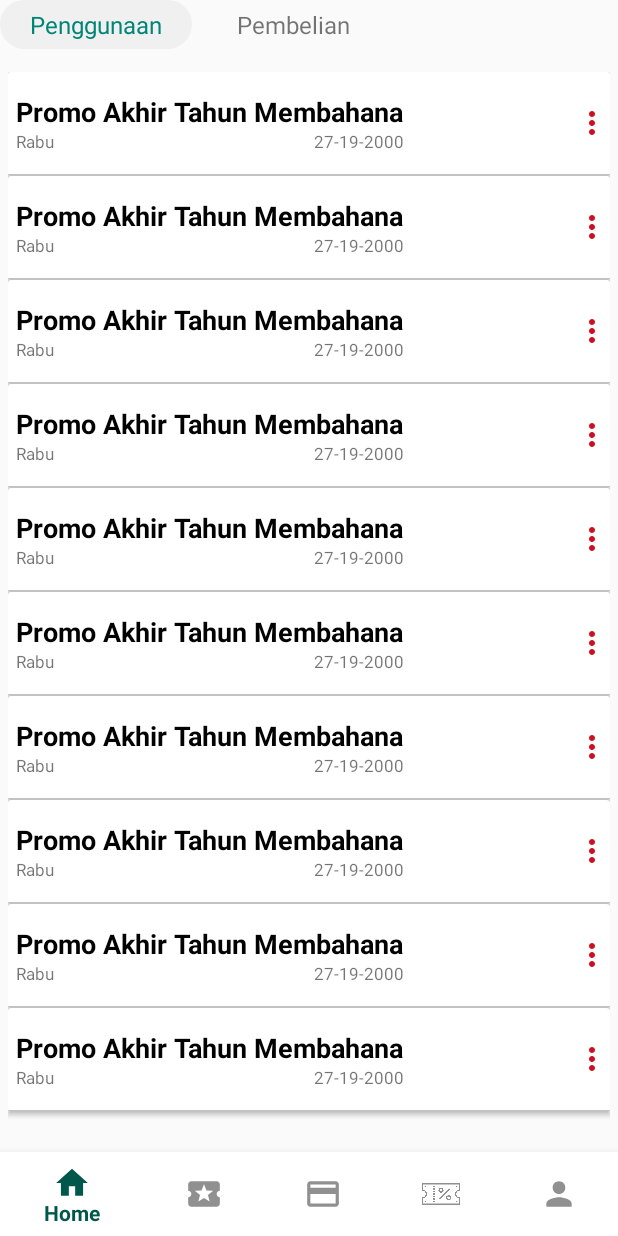
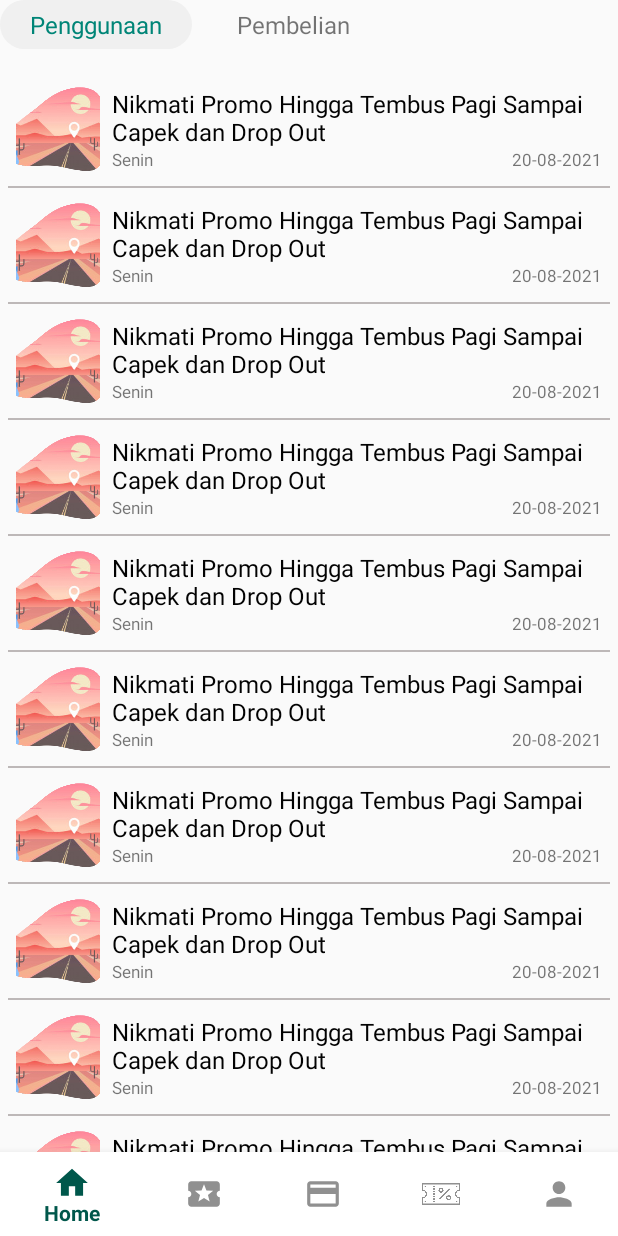
Before and after one commit to AngkutApps/AngkutAppsPenumpang, an Android app: the fragment RiwayatVoucherFragment placed in its activity, on a phone screen of 412 x 824 dp. Run offline under Robolectric (Android 15) with nearby library versions, the phone set to English and light mode, and no system bars; our stand-ins replace CircleImageView.

Commit message:
Promo Redesign

```diff
--- a/app/src/main/java/id/co/myproject/angkutapps_penumpang/adapter/PagerLoginAdapter.java
+++ b/app/src/main/java/id/co/myproject/angkutapps_penumpang/adapter/PagerLoginAdapter.java
@@ -7,7 +7,6 @@ import android.view.ViewGroup;
 import android.widget.ImageView;
 import android.widget.TextView;
 
-import androidx.annotation.NonNull;
 import androidx.viewpager.widget.PagerAdapter;
 
 import id.co.myproject.angkutapps_penumpang.R;
--- a/app/src/main/java/id/co/myproject/angkutapps_penumpang/adapter/rvListMenuProfilAdapter.java
+++ b/app/src/main/java/id/co/myproject/angkutapps_penumpang/adapter/rvListMenuProfilAdapter.java
@@ -5,9 +5,6 @@ import android.view.LayoutInflater;
 import android.view.View;
 import android.view.ViewGroup;
 import android.widget.TextView;
-import android.widget.Toast;
-
-import androidx.annotation.NonNull;
 import androidx.cardview.widget.CardView;
 import androidx.recyclerview.widget.RecyclerView;
 import id.co.myproject.angkutapps_penumpang.R;
--- a/app/src/main/java/id/co/myproject/angkutapps_penumpang/adapter/rvPenggunaanPromoAdapter.java
+++ b/app/src/main/java/id/co/myproject/angkutapps_penumpang/adapter/rvPenggunaanPromoAdapter.java
@@ -4,24 +4,19 @@ import android.content.Context;
 import android.view.LayoutInflater;
 import android.view.View;
 import android.view.ViewGroup;
-import android.widget.TextView;
-
-import androidx.annotation.NonNull;
 import androidx.cardview.widget.CardView;
 import androidx.recyclerview.widget.RecyclerView;
 
 import java.util.ArrayList;
 
 import id.co.myproject.angkutapps_penumpang.R;
-import id.co.myproject.angkutapps_penumpang.model.LoadViewRiwayat;
-import id.co.myproject.angkutapps_penumpang.model.*;
 
 public class rvPenggunaanPromoAdapter extends RecyclerView.Adapter<rvPenggunaanPromoAdapter.ViewHolder> {
 
     private Context context;
-    private ArrayList<loadViewPenggunaanPromo> loadViewPenggunaan;
+    private ArrayList<Integer> loadViewPenggunaan;
 
-    public rvPenggunaanPromoAdapter(Context context, ArrayList<loadViewPenggunaanPromo> loadViewPenggunaan) {
+    public rvPenggunaanPromoAdapter(Context context, ArrayList<Integer> loadViewPenggunaan) {
         this.context = context;
         this.loadViewPenggunaan = loadViewPenggunaan;
     }
@@ -34,9 +29,7 @@ public class rvPenggunaanPromoAdapter extends RecyclerView.Adapter<rvPenggunaanP
 
     @Override
     public void onBindViewHolder(rvPenggunaanPromoAdapter.ViewHolder holder, int position) {
-        holder.tvNamaPromo.setText(loadViewPenggunaan.get(position).getTvNamaPromo());
-        holder.tvHariPromo.setText(loadViewPenggunaan.get(position).getTvHariPromo());
-        holder.tvTanggalPromo.setText(loadViewPenggunaan.get(position).getTvTanggalPromo());
+
         holder.cvPenggunaanPromo.setOnClickListener(new View.OnClickListener() {
             @Override
             public void onClick(View v) {
@@ -52,16 +45,12 @@ public class rvPenggunaanPromoAdapter extends RecyclerView.Adapter<rvPenggunaanP
 
     public class ViewHolder extends RecyclerView.ViewHolder {
 
-        TextView tvNamaPromo, tvHariPromo, tvTanggalPromo;
         CardView cvPenggunaanPromo;
 
         public ViewHolder(View itemView) {
             super(itemView);
 
             cvPenggunaanPromo = itemView.findViewById(R.id.cvPenggunaanPromo);
-            tvNamaPromo = itemView.findViewById(R.id.tvNamaPromo);
-            tvHariPromo = itemView.findViewById(R.id.tvHariPromo);
-            tvTanggalPromo = itemView.findViewById(R.id.tvTanggalPromo);
 
         }
     }
--- /dev/null
+++ b/app/src/main/java/id/co/myproject/angkutapps_penumpang/adapter/rvPromoVoucherku.java
@@ -0,0 +1,76 @@
+package id.co.myproject.angkutapps_penumpang.adapter;
+
+import android.content.Context;
+import android.view.LayoutInflater;
+import android.view.View;
+import android.view.ViewGroup;
+import android.widget.ImageView;
+import android.widget.LinearLayout;
+import android.widget.RelativeLayout;
+import android.widget.TextView;
+
+import androidx.recyclerview.widget.RecyclerView;
+
+import java.util.ArrayList;
+
+import id.co.myproject.angkutapps_penumpang.R;
+import id.co.myproject.angkutapps_penumpang.model.*;
+
+public class rvPromoVoucherku extends RecyclerView.Adapter<rvPromoVoucherku.ViewHolder> {
+
+    private Context context;
+    private ArrayList<loadPromoVoucherku> loadPromoVoucherku;
+
+    public rvPromoVoucherku(Context context, ArrayList<loadPromoVoucherku> loadPromoVoucherku) {
+        this.context = context;
+        this.loadPromoVoucherku = loadPromoVoucherku;
+    }
+
+    @Override
+    public rvPromoVoucherku.ViewHolder onCreateViewHolder(ViewGroup parent, int viewType) {
+        View v = LayoutInflater.from(parent.getContext()).inflate(R.layout.frame_promo_voucherku, null);
+        return new ViewHolder(v);
+    }
+
+    @Override
+    public void onBindViewHolder(rvPromoVoucherku.ViewHolder holder, int position) {
+        holder.imgVoucherku.setImageResource(loadPromoVoucherku.get(position).getImg());
+        holder.tvTitle.setText(loadPromoVoucherku.get(position).getTitle());
+        if (loadPromoVoucherku.get(position).getKondisi_sk()==1){
+            holder.tv_masaberlaku.setText("Berlaku s/d "+loadPromoVoucherku.get(position).getMasa_berlaku());
+            holder.sk_berlaku.setText("s&k berlaku");
+        }else {
+            holder.tv_masaberlaku.setText("Senin");
+            holder.sk_berlaku.setText(loadPromoVoucherku.get(position).getMasa_berlaku());
+        }
+        holder.cvVoucherku.setOnClickListener(new View.OnClickListener() {
+            @Override
+            public void onClick(View v) {
+
+            }
+        });
+    }
+
+    @Override
+    public int getItemCount() {
+        return loadPromoVoucherku.size();
+    }
+
+    public class ViewHolder extends RecyclerView.ViewHolder {
+
+        LinearLayout cvVoucherku;
+        TextView tvTitle, tv_masaberlaku, sk_berlaku;
+        ImageView imgVoucherku;
+
+        public ViewHolder(View itemView) {
+            super(itemView);
+
+            cvVoucherku = itemView.findViewById(R.id.layVoucher);
+            tvTitle = itemView.findViewById(R.id.titleVoucherku);
+            tv_masaberlaku = itemView.findViewById(R.id.masaBerlakuVoucherku);
+            sk_berlaku = itemView.findViewById(R.id.sk_berlaku);
+            imgVoucherku = itemView.findViewById(R.id.imgVoucherku);
+
+        }
+    }
+}
--- a/app/src/main/java/id/co/myproject/angkutapps_penumpang/adapter/rvRiwayatAdapter.java
+++ b/app/src/main/java/id/co/myproject/angkutapps_penumpang/adapter/rvRiwayatAdapter.java
@@ -43,6 +43,13 @@ public class rvRiwayatAdapter extends RecyclerView.Adapter<rvRiwayatAdapter.View
                     Toast.makeText(context, "Menu : "+loadViewRiwayats.get(position).getRute_perjalanan(), Toast.LENGTH_SHORT).show();
                 }
             });
+            holder.cvRiwayatPerjalanan.setOnLongClickListener(new View.OnLongClickListener() {
+                @Override
+                public boolean onLongClick(View v) {
+                    Toast.makeText(context, "Harga : "+loadViewRiwayats.get(position).getHarga(), Toast.LENGTH_SHORT).show();
+                    return true;
+                }
+            });
     }
 
     @Override
--- /dev/null
+++ b/app/src/main/java/id/co/myproject/angkutapps_penumpang/model/loadPromoVoucherku.java
@@ -0,0 +1,46 @@
+package id.co.myproject.angkutapps_penumpang.model;
+
+public class loadPromoVoucherku {
+
+    private int img, kondisi_sk;
+    private String title, masa_berlaku;
+
+    public loadPromoVoucherku(int img, int kondisi_sk, String title, String masa_berlaku) {
+        this.img = img;
+        this.kondisi_sk = kondisi_sk;
+        this.title = title;
+        this.masa_berlaku = masa_berlaku;
+    }
+
+    public int getImg() {
+        return img;
+    }
+
+    public void setImg(int img) {
+        this.img = img;
+    }
+
+    public int getKondisi_sk() {
+        return kondisi_sk;
+    }
+
+    public void setKondisi_sk(int kondisi_sk) {
+        this.kondisi_sk = kondisi_sk;
+    }
+
+    public String getTitle() {
+        return title;
+    }
+
+    public void setTitle(String title) {
+        this.title = title;
+    }
+
+    public String getMasa_berlaku() {
+        return masa_berlaku;
+    }
+
+    public void setMasa_berlaku(String masa_berlaku) {
+        this.masa_berlaku = masa_berlaku;
+    }
+}
--- a/app/src/main/java/id/co/myproject/angkutapps_penumpang/model/loadViewPenggunaanPromo.java
+++ /dev/null
@@ -1,36 +0,0 @@
-package id.co.myproject.angkutapps_penumpang.model;
-
-public class loadViewPenggunaanPromo {
-
-    String tvNamaPromo, tvHariPromo, tvTanggalPromo;
-
-    public loadViewPenggunaanPromo(String tvNamaPromo, String tvHariPromo, String tvTanggalPromo) {
-        this.tvNamaPromo = tvNamaPromo;
-        this.tvHariPromo = tvHariPromo;
-        this.tvTanggalPromo = tvTanggalPromo;
-    }
-
-    public String getTvNamaPromo() {
-        return tvNamaPromo;
-    }
-
-    public void setTvNamaPromo(String tvNamaPromo) {
-        this.tvNamaPromo = tvNamaPromo;
-    }
-
-    public String getTvHariPromo() {
-        return tvHariPromo;
-    }
-
-    public void setTvHariPromo(String tvHariPromo) {
-        this.tvHariPromo = tvHariPromo;
-    }
-
-    public String getTvTanggalPromo() {
-        return tvTanggalPromo;
-    }
-
-    public void setTvTanggalPromo(String tvTanggalPromo) {
-        this.tvTanggalPromo = tvTanggalPromo;
-    }
-}
--- a/app/src/main/java/id/co/myproject/angkutapps_penumpang/view/AktivitasFragment.java
+++ b/app/src/main/java/id/co/myproject/angkutapps_penumpang/view/AktivitasFragment.java
@@ -5,8 +5,6 @@ import android.os.Bundle;
 
 import androidx.fragment.app.Fragment;
 import androidx.fragment.app.FragmentTransaction;
-import androidx.recyclerview.widget.LinearLayoutManager;
-import androidx.recyclerview.widget.RecyclerView;
 
 import android.view.LayoutInflater;
 import android.view.View;
@@ -14,11 +12,9 @@ import android.view.ViewGroup;
 import android.widget.TextView;
 
 import id.co.myproject.angkutapps_penumpang.R;
-import id.co.myproject.angkutapps_penumpang.adapter.*;
-import id.co.myproject.angkutapps_penumpang.login.emaildannohp.EditTextNomorHpFragment;
 import id.co.myproject.angkutapps_penumpang.view.childFragment.RiwayatPembayaranFragment;
 import id.co.myproject.angkutapps_penumpang.view.childFragment.RiwayatPerjalananFragment;
-import id.co.myproject.angkutapps_penumpang.view.childFragment.RiwayatPromoFragment;
+import id.co.myproject.angkutapps_penumpang.view.childFragment.RiwayatVoucherFragment;
 
 /**
  * A simple {@link Fragment} subclass.
@@ -72,7 +68,7 @@ public class AktivitasFragment extends Fragment {
                     viewButtonNormal();
                     tvRiwayatPromo.setBackgroundResource(R.drawable.bg_button_history);
                     tvRiwayatPromo.setTextColor(Color.parseColor("#FFFFFF"));
-                    setFragment(new RiwayatPromoFragment());
+                    setFragment(new RiwayatVoucherFragment());
                     break;
             }
         }
--- a/app/src/main/java/id/co/myproject/angkutapps_penumpang/view/PromoFragment.java
+++ b/app/src/main/java/id/co/myproject/angkutapps_penumpang/view/PromoFragment.java
@@ -6,13 +6,20 @@ import android.os.Bundle;
 import androidx.annotation.NonNull;
 import androidx.annotation.Nullable;
 import androidx.fragment.app.Fragment;
+import androidx.recyclerview.widget.GridLayoutManager;
+import androidx.recyclerview.widget.LinearLayoutManager;
+import androidx.recyclerview.widget.RecyclerView;
 
 import android.view.LayoutInflater;
 import android.view.View;
 import android.view.ViewGroup;
 import android.widget.TextView;
 
+import java.util.ArrayList;
+
 import id.co.myproject.angkutapps_penumpang.R;
+import id.co.myproject.angkutapps_penumpang.adapter.*;
+import id.co.myproject.angkutapps_penumpang.model.*;
 
 /**
  * A simple {@link Fragment} subclass.
@@ -20,6 +27,11 @@ import id.co.myproject.angkutapps_penumpang.R;
 public class PromoFragment extends Fragment {
 
     TextView voucherku, beliVoucher;
+    RecyclerView rvPromoFragment;
+    rvPromoVoucherku rvPromoVoucherku;
+    rvPenggunaanPromoAdapter rvPenggunaanPromoAdapter;
+    ArrayList<loadPromoVoucherku> listPromo;
+    ArrayList<Integer> loadPenggunaanList;
 
     public PromoFragment() {
         // Required empty public constructor
@@ -39,6 +51,7 @@ public class PromoFragment extends Fragment {
 
         voucherku = view.findViewById(R.id.tvVoucherku);
         beliVoucher = view.findViewById(R.id.tvBeliVoucher);
+        rvPromoFragment = view.findViewById(R.id.rvPromoFragment);
 
         defaultViewButton();
 
@@ -59,6 +72,7 @@ public class PromoFragment extends Fragment {
                     viewButtonNormal();
                     beliVoucher.setBackgroundResource(R.drawable.bg_button_history);
                     beliVoucher.setTextColor(Color.parseColor("#FFFFFF"));
+                    PenggunaanPromo();
                     break;
             }
         }
@@ -74,5 +88,32 @@ public class PromoFragment extends Fragment {
     private void defaultViewButton(){
         voucherku.setBackgroundResource(R.drawable.bg_button_history);
         voucherku.setTextColor(Color.parseColor("#FFFFFF"));
+        loadPromo(R.drawable.loading, 1, "Nikmati Promo Hingga Tembus Pagi Sampai Capek dan Drop Out", "20-08-2021");
+    }
+
+    private void loadPromo(int img, int kondisi, String title, String masa_berlaku){
+        listPromo = new ArrayList<>();
+        for (int i=0 ; i< 10;i++){
+            listPromo.add(new loadPromoVoucherku(img,kondisi,title,masa_berlaku));
+        }
+
+        rvPromoVoucherku = new rvPromoVoucherku(getContext(), listPromo);
+        RecyclerView.LayoutManager layoutManager = new LinearLayoutManager(getContext());
+        rvPromoFragment.setLayoutManager(layoutManager);
+        rvPromoFragment.setHasFixedSize(true);
+        rvPromoFragment.setAdapter(rvPromoVoucherku);
+    }
+
+    private void PenggunaanPromo(){
+        loadPenggunaanList = new ArrayList<>();
+        for (int i=0 ; i< 10;i++){
+            loadPenggunaanList.add(R.drawable.frame_promo);
+        }
+        rvPenggunaanPromoAdapter = new rvPenggunaanPromoAdapter(getContext(), loadPenggunaanList);
+//        RecyclerView.LayoutManager layoutManager = new LinearLayoutManager(getContext());
+        RecyclerView.LayoutManager layoutManager = new GridLayoutManager(getContext(), 2);
+        rvPromoFragment.setLayoutManager(layoutManager);
+        rvPromoFragment.setHasFixedSize(true);
+        rvPromoFragment.setAdapter(rvPenggunaanPromoAdapter);
     }
 }
--- a/app/src/main/java/id/co/myproject/angkutapps_penumpang/view/childFragment/RiwayatPromoFragment.java
+++ b/app/src/main/java/id/co/myproject/angkutapps_penumpang/view/childFragment/RiwayatVoucherFragment.java
@@ -8,6 +8,7 @@ import android.view.ViewGroup;
 import android.widget.TextView;
 
 import androidx.fragment.app.Fragment;
+import androidx.recyclerview.widget.GridLayoutManager;
 import androidx.recyclerview.widget.LinearLayoutManager;
 import androidx.recyclerview.widget.RecyclerView;
 
@@ -17,16 +18,16 @@ import id.co.myproject.angkutapps_penumpang.R;
 import id.co.myproject.angkutapps_penumpang.adapter.*;
 import id.co.myproject.angkutapps_penumpang.model.*;
 
-public class RiwayatPromoFragment extends Fragment {
+public class RiwayatVoucherFragment extends Fragment {
 
     TextView tvPenggunaan, tvPembelian;
     RecyclerView rvRiwayat;
     rvRiwayatAdapter rvRiwayatperjalananAdapter;
-    rvPenggunaanPromoAdapter rvPenggunaanPromoAdapter;
     ArrayList<LoadViewRiwayat> arrayList;
-    ArrayList<loadViewPenggunaanPromo> loadPenggunaanList;
+    ArrayList<loadPromoVoucherku> listPromo;
+    rvPromoVoucherku rvPromoVoucherku;
 
-    public RiwayatPromoFragment() {
+    public RiwayatVoucherFragment() {
     }
 
     @Override
@@ -76,19 +77,19 @@ public class RiwayatPromoFragment extends Fragment {
     private void defaultView(){
         tvPenggunaan.setBackgroundResource(R.drawable.bg_button_tunai_gopay_custom);
         tvPenggunaan.setTextColor(Color.parseColor("#008577"));
-        PenggunaanPromo("Promo Akhir Tahun Membahana", "Rabu","27-19-2000");
+        loadPromo(R.drawable.loading, 2, "Nikmati Promo Hingga Tembus Pagi Sampai Capek dan Drop Out", "20-08-2021");
     }
 
-    private void PenggunaanPromo(String namaPromo, String hari, String tanggal){
-        loadPenggunaanList = new ArrayList<>();
+    private void loadPromo(int img, int kondisi, String title, String masa_berlaku){
+        listPromo = new ArrayList<>();
         for (int i=0 ; i< 10;i++){
-            loadPenggunaanList.add(new loadViewPenggunaanPromo(namaPromo, hari, tanggal));
+            listPromo.add(new loadPromoVoucherku(img,kondisi,title,masa_berlaku));
         }
-        rvPenggunaanPromoAdapter = new rvPenggunaanPromoAdapter(getContext(), loadPenggunaanList);
+        rvPromoVoucherku = new rvPromoVoucherku(getContext(), listPromo);
         RecyclerView.LayoutManager layoutManager = new LinearLayoutManager(getContext());
         rvRiwayat.setLayoutManager(layoutManager);
         rvRiwayat.setHasFixedSize(true);
-        rvRiwayat.setAdapter(rvPenggunaanPromoAdapter);
+        rvRiwayat.setAdapter(rvPromoVoucherku);
     }
 
     private void PembelianPromo(String harga, String desc, String hari, String tanggal){
--- a/app/src/main/res/layout/fragment_aktivitas.xml
+++ b/app/src/main/res/layout/fragment_aktivitas.xml
@@ -15,7 +15,7 @@
         <TextView
             android:layout_width="wrap_content"
             android:layout_height="wrap_content"
-            android:text="History"
+            android:text="Riwayat"
             android:layout_centerInParent="true"
             android:textColor="@color/textColorWhite"
             android:textSize="30sp"
@@ -48,7 +48,7 @@
         <TextView
             android:layout_width="match_parent"
             android:layout_height="wrap_content"
-            android:text="Promo"
+            android:text="Voucher"
             android:textAlignment="center"
             android:layout_weight="1"
             android:layout_marginLeft="6dp"
--- a/app/src/main/res/layout/fragment_promo.xml
+++ b/app/src/main/res/layout/fragment_promo.xml
@@ -73,6 +73,7 @@
         android:layout_marginLeft="15dp"
         android:layout_marginRight="15dp"
         android:layout_marginBottom="5dp"
+        android:id="@+id/rvPromoFragment"
         >
 
     </androidx.recyclerview.widget.RecyclerView>
--- /dev/null
+++ b/app/src/main/res/layout/frame_promo_voucherku.xml
@@ -0,0 +1,74 @@
+<?xml version="1.0" encoding="utf-8"?>
+<LinearLayout xmlns:android="http://schemas.android.com/apk/res/android"
+    xmlns:app="http://schemas.android.com/apk/res-auto"
+    android:layout_width="match_parent"
+    android:layout_height="wrap_content"
+    android:foreground="?android:attr/selectableItemBackground"
+    android:id="@+id/layVoucher"
+    android:orientation="vertical"
+    >
+
+    <RelativeLayout
+        android:layout_width="wrap_content"
+        android:layout_height="wrap_content"
+        android:paddingLeft="5dp"
+        android:paddingRight="5dp"
+        >
+
+        <ImageView
+            android:id="@+id/imgVoucherku"
+            android:layout_width="56dp"
+            android:layout_height="56dp"
+            android:layout_alignParentLeft="true"
+            android:layout_centerVertical="true"
+            android:adjustViewBounds="true"
+            android:scaleType="centerCrop" />
+
+        <RelativeLayout
+            android:layout_width="match_parent"
+            android:layout_height="wrap_content"
+            android:layout_centerVertical="true"
+            android:layout_marginLeft="8dp"
+            android:layout_toRightOf="@+id/imgVoucherku"
+            android:paddingTop="10dp"
+            android:paddingBottom="10dp">
+
+            <TextView
+                android:id="@+id/titleVoucherku"
+                android:layout_width="wrap_content"
+                android:layout_height="wrap_content"
+                android:ellipsize="end"
+                android:maxLines="2"
+                android:text="Promo Akhir Tahun Kemana Saja "
+                android:textColor="@color/textBlack"
+                android:textSize="16sp" />
+
+            <TextView
+                android:id="@+id/masaBerlakuVoucherku"
+                android:layout_width="wrap_content"
+                android:layout_height="wrap_content"
+                android:layout_below="@+id/titleVoucherku"
+                android:layout_alignLeft="@+id/titleVoucherku"
+                android:text="Berlaku s/d"
+                android:textSize="11sp" />
+
+            <TextView
+                android:id="@+id/sk_berlaku"
+                android:layout_width="wrap_content"
+                android:layout_height="wrap_content"
+                android:layout_below="@+id/titleVoucherku"
+                android:layout_alignParentRight="true"
+                android:text="S/K Berlaku"
+                android:textSize="11sp" />
+
+        </RelativeLayout>
+
+    </RelativeLayout>
+
+    <View
+        android:layout_width="match_parent"
+        android:layout_height="1dp"
+        android:background="@color/colorAbuAbu"
+        />
+
+</LinearLayout>
--- a/app/src/main/res/layout/frame_riwayat_promo.xml
+++ b/app/src/main/res/layout/frame_riwayat_promo.xml
@@ -1,82 +1,28 @@
 <?xml version="1.0" encoding="utf-8"?>
-<androidx.cardview.widget.CardView xmlns:android="http://schemas.android.com/apk/res/android"
+<LinearLayout xmlns:android="http://schemas.android.com/apk/res/android"
+    xmlns:app="http://schemas.android.com/apk/res-auto"
     android:layout_width="match_parent"
     android:layout_height="wrap_content"
-    android:foreground="?android:attr/selectableItemBackground"
-    android:id="@+id/cvPenggunaanPromo">
+    android:orientation="vertical">
 
-    <RelativeLayout
+    <androidx.cardview.widget.CardView
         android:layout_width="match_parent"
-        android:layout_height="wrap_content">
+        android:layout_height="160dp"
+        app:cardCornerRadius="13dp"
+        android:foreground="?android:attr/selectableItemBackground"
+        android:id="@+id/cvPenggunaanPromo"
+        android:layout_margin="8dp"
+        >
 
-        <RelativeLayout
+        <ImageView
             android:layout_width="match_parent"
-            android:layout_height="wrap_content"
-            android:id="@+id/rellay_nama_promo"
-            android:paddingLeft="5dp"
-            android:paddingBottom="14dp"
-            android:paddingTop="14dp"
-            >
+            android:layout_height="match_parent"
+            android:src="@drawable/frame_promo"
+            android:adjustViewBounds="true"
+            android:scaleType="centerCrop"
+            android:id="@+id/imgView"
+            />
 
-            <RelativeLayout
-                android:layout_width="wrap_content"
-                android:layout_height="wrap_content"
-                android:layout_alignParentLeft="true"
-                android:layout_centerVertical="true"
-                android:layout_toLeftOf="@+id/btnPengaturanPromo">
+    </androidx.cardview.widget.CardView>
 
-                <TextView
-                    android:id="@+id/tvNamaPromo"
-                    android:layout_width="wrap_content"
-                    android:layout_height="wrap_content"
-                    android:ellipsize="end"
-                    android:maxLines="1"
-                    android:text="Nama Promo"
-                    android:textColor="@color/textBlack"
-                    android:textSize="18sp"
-                    android:textStyle="bold" />
-
-                <TextView
-                    android:id="@+id/tvHariPromo"
-                    android:layout_width="wrap_content"
-                    android:layout_height="wrap_content"
-                    android:layout_below="@+id/tvNamaPromo"
-                    android:layout_alignLeft="@+id/tvNamaPromo"
-                    android:text="Hari"
-                    android:textSize="11sp" />
-
-                <TextView
-                    android:id="@+id/tvTanggalPromo"
-                    android:layout_width="wrap_content"
-                    android:layout_height="wrap_content"
-                    android:layout_below="@+id/tvNamaPromo"
-                    android:layout_alignRight="@+id/tvNamaPromo"
-                    android:text="Tanggal"
-                    android:textSize="11sp" />
-
-            </RelativeLayout>
-
-            <ImageButton
-                android:id="@+id/btnPengaturanPromo"
-                android:layout_width="wrap_content"
-                android:layout_height="wrap_content"
-                android:layout_alignParentRight="true"
-                android:layout_centerVertical="true"
-                android:background="@color/textColorWhite"
-                android:layout_marginLeft="10dp"
-                android:paddingTop="6dp"
-                android:foreground="?android:attr/selectableItemBackground"
-                android:paddingBottom="6dp"
-                android:src="@drawable/ic_more_point_24dp" />
-
-        </RelativeLayout>
-
-        <View
-            android:layout_width="match_parent"
-            android:layout_height="1dp"
-            android:layout_below="@+id/rellay_nama_promo"
-            android:background="#C3C1C1" />
-
-    </RelativeLayout>
-
-</androidx.cardview.widget.CardView>
+</LinearLayout>
```
Also changed, not shown: app/src/main/res/drawable/frame_promo.png (added).
